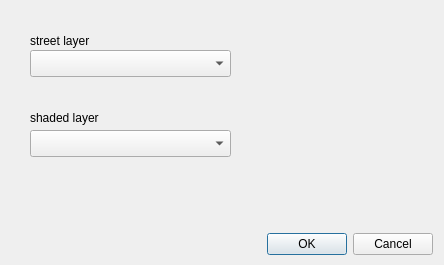
guym0r/walkability_calc_qgis, file walkability_calc_dialog_base.ui: the form before one commit.
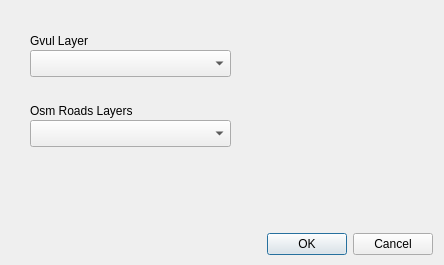
The form after the commit. Custom widgets are drawn as their Qt base class.

Diff of the .ui file:
```diff
--- a/walkability_calc_dialog_base.ui
+++ b/walkability_calc_dialog_base.ui
@@ -33,30 +33,7 @@
     </rect>
    </property>
    <property name="text">
-    <string>street layer</string>
-   </property>
-  </widget>
-  <widget class="QLabel" name="label_2">
-   <property name="geometry">
-    <rect>
-     <x>30</x>
-     <y>110</y>
-     <width>201</width>
-     <height>16</height>
-    </rect>
-   </property>
-   <property name="text">
-    <string>shaded layer</string>
-   </property>
-  </widget>
-  <widget class="QgsMapLayerComboBox" name="comboBoxShadeLayer">
-   <property name="geometry">
-    <rect>
-     <x>30</x>
-     <y>130</y>
-     <width>201</width>
-     <height>27</height>
-    </rect>
+    <string>Gvul Layer</string>
    </property>
   </widget>
   <widget class="QDialogButtonBox" name="button_box">
@@ -72,6 +49,29 @@
     <set>QDialogButtonBox::Cancel|QDialogButtonBox::Ok</set>
    </property>
   </widget>
+  <widget class="QLabel" name="label_2">
+   <property name="geometry">
+    <rect>
+     <x>30</x>
+     <y>100</y>
+     <width>201</width>
+     <height>21</height>
+    </rect>
+   </property>
+   <property name="text">
+    <string>Osm Roads Layers</string>
+   </property>
+  </widget>
+  <widget class="QgsMapLayerComboBox" name="comboBoxOsmRoadsLayer">
+   <property name="geometry">
+    <rect>
+     <x>30</x>
+     <y>120</y>
+     <width>201</width>
+     <height>27</height>
+    </rect>
+   </property>
+  </widget>
  </widget>
  <customwidgets>
   <customwidget>
```
Left out of the diff: 2 changed lines with no effect on the pictures.
